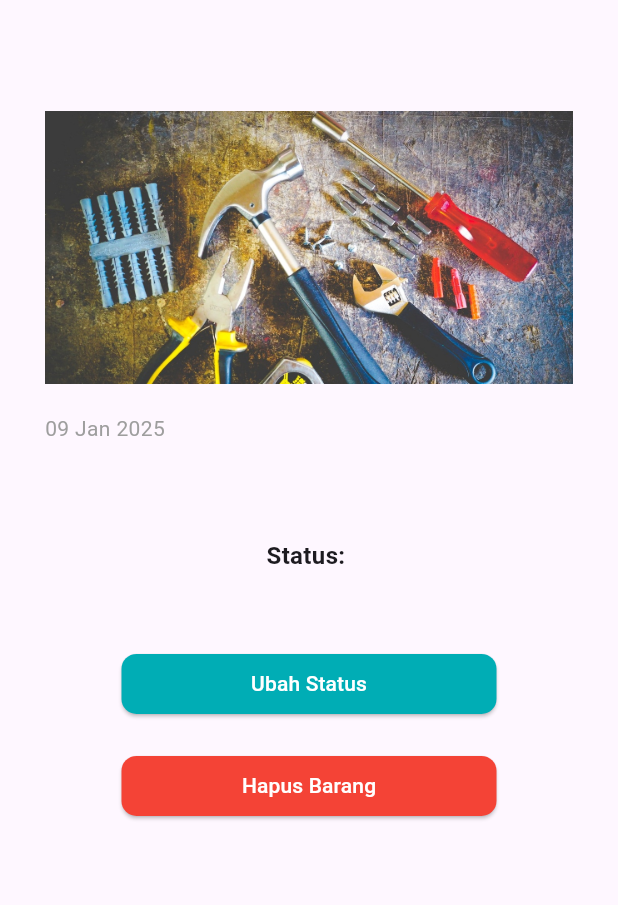
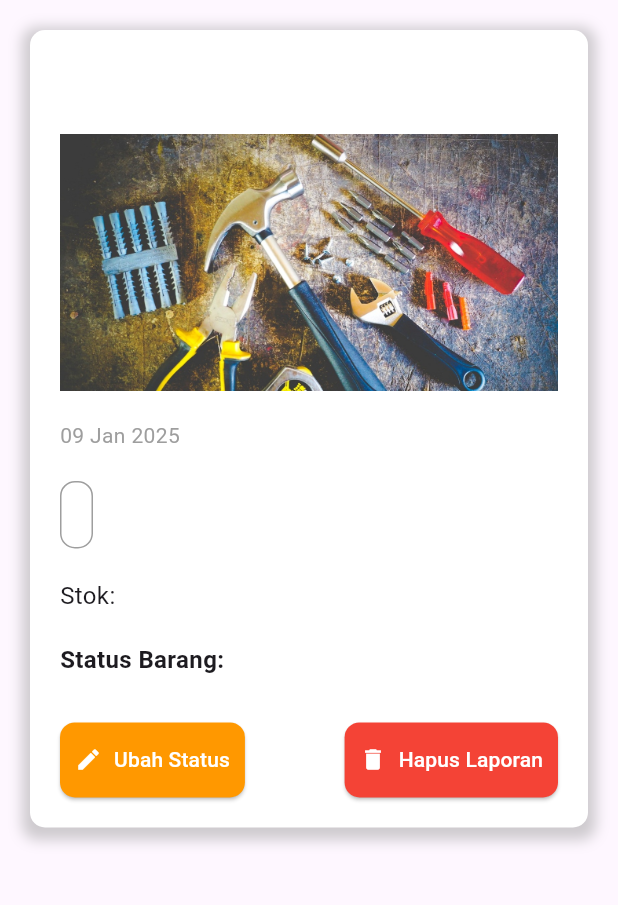
Before and after one commit to rezaaditya16/uas-ppb, a Flutter app: the DetailPage screen opened directly with empty values, on a phone screen of 412 x 824 dp, the part 84-989 px from its top. Run offline on Flutter 3.47's test engine with Material 3 defaults, Android fonts, the phone set to English and light mode, and no system bars; our stand-ins replace cloud_firestore, firebase_auth, firebase_core, firebase_storage, geolocator, image_picker; accounts and stored records are empty.

Commit message:
Enhance DetailPage layout with improved UI elements; update text for clarity and add new button styles

```diff
--- a/lib/pages/DetailPage.dart
+++ b/lib/pages/DetailPage.dart
@@ -35,7 +35,7 @@ class _DetailPageState extends State<DetailPage> {
           .delete();
       Navigator.pop(context);
       ScaffoldMessenger.of(context).showSnackBar(
-        SnackBar(content: Text('Barang berhasil dihapus')),
+        SnackBar(content: Text('Laporan berhasil dihapus')),
       );
     } catch (e) {
       ScaffoldMessenger.of(context).showSnackBar(
@@ -60,14 +60,26 @@ class _DetailPageState extends State<DetailPage> {
             : SingleChildScrollView(
                 child: Container(
                   margin:
-                      const EdgeInsets.symmetric(horizontal: 30, vertical: 30),
-                  width: double.infinity,
+                      const EdgeInsets.symmetric(horizontal: 20, vertical: 20),
+                  padding: const EdgeInsets.all(20),
+                  decoration: BoxDecoration(
+                    color: Colors.white,
+                    borderRadius: BorderRadius.circular(10),
+                    boxShadow: [
+                      BoxShadow(
+                        color: Colors.grey.withOpacity(0.5),
+                        spreadRadius: 5,
+                        blurRadius: 7,
+                        offset: Offset(0, 3),
+                      ),
+                    ],
+                  ),
                   child: Column(
-                    crossAxisAlignment: CrossAxisAlignment.center,
+                    crossAxisAlignment: CrossAxisAlignment.start,
                     children: [
                       Text(
                         widget.laporan.barang,
-                        style: headerStyle(level: 3),
+                        style: headerStyle(level: 2),
                       ),
                       SizedBox(height: 15),
                       widget.laporan.gambar != ''
@@ -85,49 +97,65 @@ class _DetailPageState extends State<DetailPage> {
                         ],
                       ),
                       SizedBox(height: 20),
+                      Container(
+                        padding: EdgeInsets.all(10),
+                        decoration: BoxDecoration(
+                          border: Border.all(color: Colors.grey),
+                          borderRadius: BorderRadius.circular(10),
+                        ),
+                        child: Text(
+                          widget.laporan.deskripsi ?? '',
+                          style: TextStyle(fontSize: 16),
+                        ),
+                      ),
+                      SizedBox(height: 20),
                       Text(
-                        widget.laporan.deskripsi ?? '',
+                        'Stok: ${widget.laporan.stok}',
                         style: TextStyle(fontSize: 16),
                       ),
                       SizedBox(height: 20),
                       Text(
-                        'Status: ${widget.laporan.status}',
+                        'Status Barang: ${widget.laporan.status}',
                         style: TextStyle(
                             fontSize: 16, fontWeight: FontWeight.bold),
                       ),
-                      SizedBox(height: 50),
-                      Container(
-                        width: 250,
-                        child: ElevatedButton(
+                      SizedBox(height: 30),
+                      Row(
+                        mainAxisAlignment: MainAxisAlignment.spaceBetween,
+                        children: [
+                          ElevatedButton.icon(
                             onPressed: () {
                               statusDialog(context, widget.laporan);
                             },
-                          style: TextButton.styleFrom(
+                            icon: Icon(Icons.edit),
+                            label: Text('Ubah Status'),
+                            style: ElevatedButton.styleFrom(
+                              backgroundColor: Colors.orange,
                               foregroundColor: Colors.white,
-                            backgroundColor: primaryColor,
+                              padding: EdgeInsets.symmetric(
+                                  vertical: 15, horizontal: 10),
                               shape: RoundedRectangleBorder(
                                 borderRadius: BorderRadius.circular(10),
                               ),
                             ),
-                          child: Text('Ubah Status'),
                           ),
-                      ),
-                      SizedBox(height: 20),
-                      Container(
-                        width: 250,
-                        child: ElevatedButton(
+                          ElevatedButton.icon(
                             onPressed: () {
                               deleteLaporan(context, widget.laporan.docId);
                             },
-                          style: TextButton.styleFrom(
+                            icon: Icon(Icons.delete),
+                            label: Text('Hapus Laporan'),
+                            style: ElevatedButton.styleFrom(
+                              backgroundColor: Colors.red,
                               foregroundColor: Colors.white,
-                            backgroundColor: Colors.red,
+                              padding: EdgeInsets.symmetric(
+                                  vertical: 15, horizontal: 10),
                               shape: RoundedRectangleBorder(
                                 borderRadius: BorderRadius.circular(10),
                               ),
                             ),
-                          child: Text('Hapus Barang'),
                           ),
+                        ],
                       ),
                     ],
                   ),
```
Lines whose indentation alone changed are shown as unchanged.
